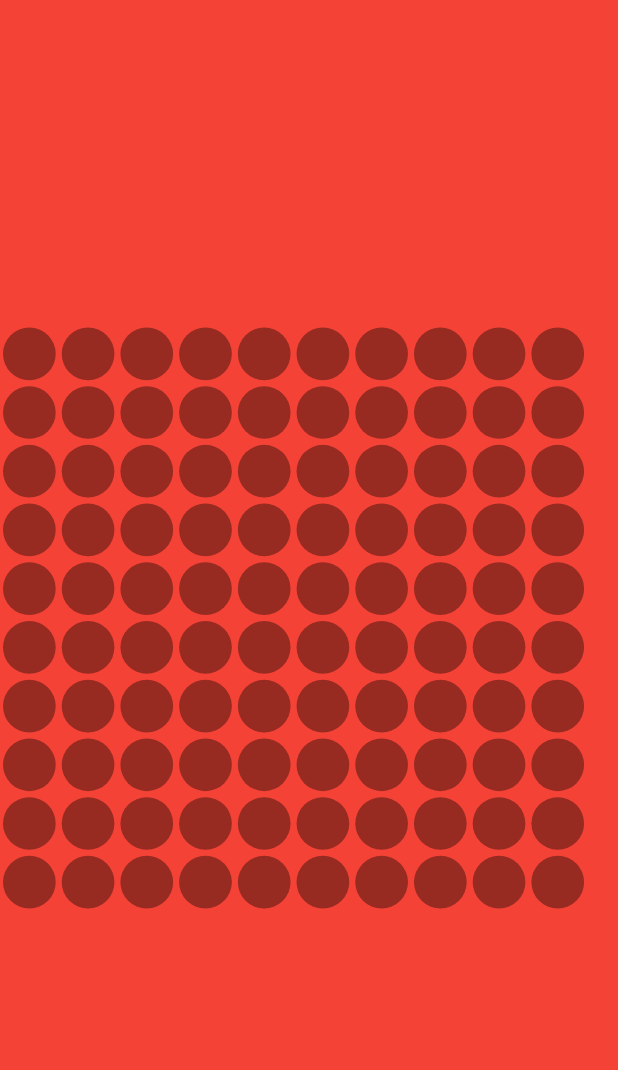
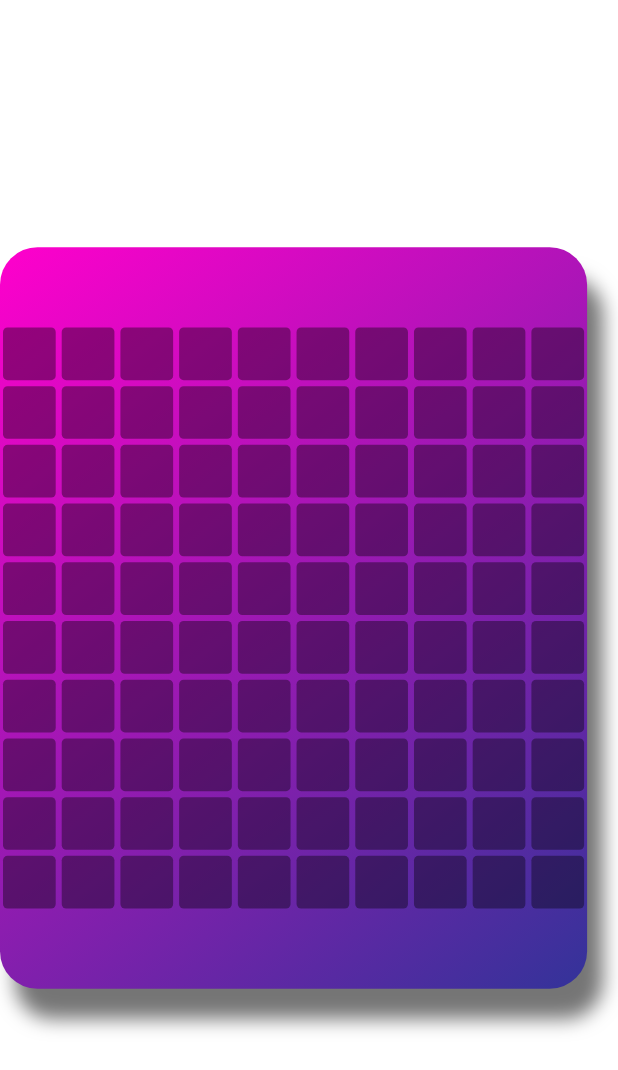
Before and after one commit to fraxhost/Gomoku_AI, a Flutter app: the Gamepage screen opened by its route, on a phone screen of 412 x 824 dp. Shown: the top 1070 px of the screen. Run offline on Flutter 3.47's test engine with Material 2 defaults, Android fonts, the light colour scheme and no system bars.

Commit message:
Update gamepage.dart

```diff
--- a/lib/gamepage.dart
+++ b/lib/gamepage.dart
@@ -10,31 +10,64 @@ class _GamepageState extends State<Gamepage> {
   @override
   Widget build(BuildContext context) {
     return Scaffold(
-      backgroundColor: Colors.red,
+        backgroundColor: Colors.white,
         body: Column(
             crossAxisAlignment: CrossAxisAlignment.center,
             mainAxisAlignment: MainAxisAlignment.center,
             children: [
+        Container(
+        width: MediaQuery.of(context).size.width * .95,
+        height: MediaQuery.of(context).size.height * .60,
+        child: Align(
+            alignment: Alignment.center,
+            child: Container(
+                decoration: BoxDecoration(
+                    gradient: LinearGradient(
+                        begin: Alignment.topLeft,
+                        end: Alignment.bottomRight,
+                        colors: [Color(0xffff00cc), Color(0xff333399)]
+                    ),
+                    borderRadius: BorderRadius.circular(25.0),
+                    boxShadow: [
+                    BoxShadow(
+                    color: Colors.black54,
+                    blurRadius: 10.0,
+                    offset: Offset(10.0, 20.0))
+                    ]),
+
+                child: Column(
+                  mainAxisAlignment: MainAxisAlignment.center,
+                  children: <Widget>[
                     for (var i = 0; i < 10; i++)
                       Row(
                         children: [
                           for (var j = 0; j < 10; j++)
                             Container(
-                    width: MediaQuery.of(context).size.width * 0.095,
-                    height: MediaQuery.of(context).size.width * 0.095,
+                              width: MediaQuery
+                                  .of(context)
+                                  .size
+                                  .width * 0.095,
+                              height: MediaQuery
+                                  .of(context)
+                                  .size
+                                  .width * 0.095,
                               padding:
-                        EdgeInsets.symmetric(vertical: 2.0, horizontal: 2.0),
+                              EdgeInsets.symmetric(
+                                  vertical: 2.0, horizontal: 2.0),
                               child: RaisedButton(
                                 splashColor: Colors.white10,
                                 elevation: 15,
                                 shape: RoundedRectangleBorder(
-                          borderRadius: BorderRadius.circular(30.0)),
+                                    borderRadius: BorderRadius.circular(3.0)),
                               ),
                             )
                         ],
                       )
                   ],
-      ),
+                )
+            )
+        )
+    )]),
     );
   }
 }
```
Lines whose indentation alone changed are shown as unchanged.
